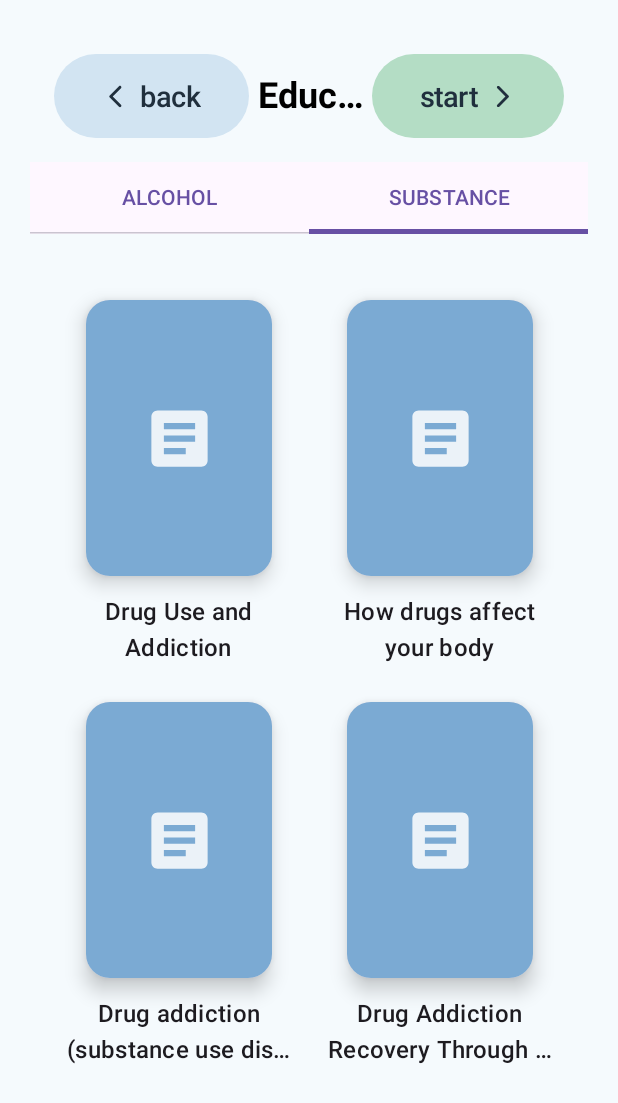
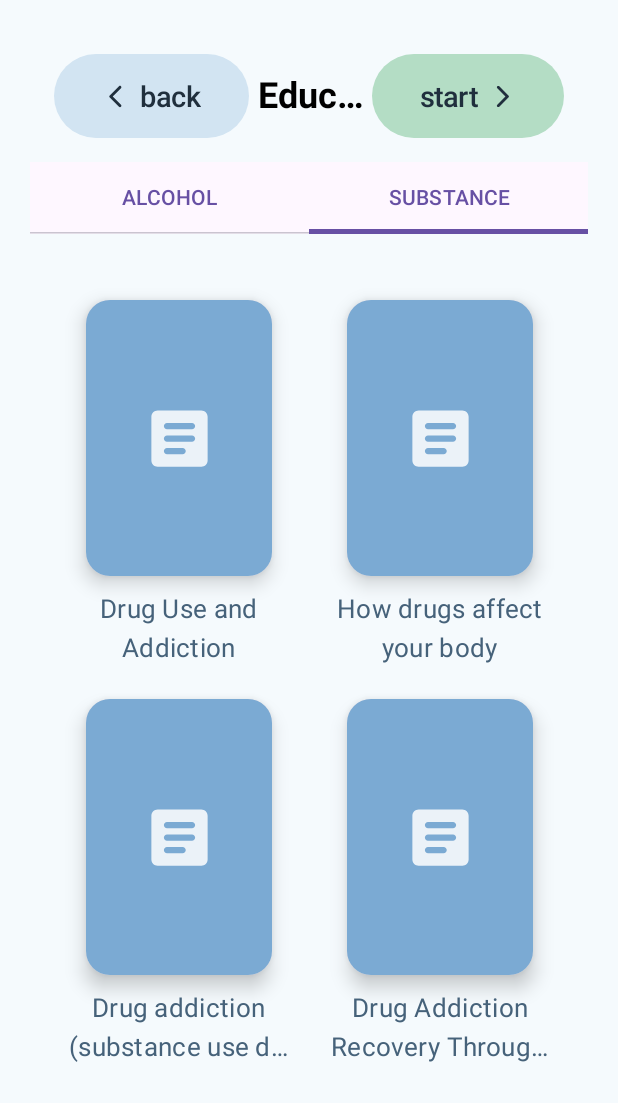
Before and after one commit to alcompilor/aidify, an Android app built with Jetpack Compose: the EducationalLibraryScreen screen opened through its navigation route, tab 2 chosen, on a phone screen of 412 x 824 dp. Shown: the top 1103 px of the screen. Run offline under Robolectric (Android 15) with nearby library versions, the phone set to English and light mode, and no system bars.

Commit message:
Due to merge issue

```diff
--- a/app/src/main/java/com/example/aidify/Navigator.kt
+++ b/app/src/main/java/com/example/aidify/Navigator.kt
@@ -6,6 +6,7 @@ import androidx.compose.animation.slideInHorizontally
 import androidx.compose.animation.slideOutHorizontally
 import androidx.compose.runtime.Composable
 import androidx.compose.ui.Modifier
+import androidx.lifecycle.viewmodel.compose.viewModel
 import androidx.navigation.NavHostController
 import androidx.navigation.compose.NavHost
 import androidx.navigation.compose.composable
@@ -66,8 +67,8 @@ fun Navigator(navController: NavHostController, modifier: Modifier = Modifier) {
             popEnterTransition = animations.popEnterTransition,
             popExitTransition = animations.popExitTransition
         ) {
-            val viewModel = EducationalLibraryViewModel()
-            EducationalLibraryScreen(viewModel, navController)
+            val educationalLibraryViewModel: EducationalLibraryViewModel = viewModel()
+            EducationalLibraryScreen(educationalLibraryViewModel, navController)
         }
     }
 }
--- a/app/src/main/java/com/example/aidify/screens/EducationalLibraryScreen.kt
+++ b/app/src/main/java/com/example/aidify/screens/EducationalLibraryScreen.kt
@@ -24,6 +24,7 @@ import androidx.compose.material3.TabRow
 import androidx.compose.material3.Text
 import androidx.compose.material3.TopAppBar
 import androidx.compose.runtime.Composable
+import androidx.compose.runtime.asIntState
 import androidx.compose.runtime.collectAsState
 import androidx.compose.runtime.getValue
 import androidx.compose.runtime.mutableStateOf
@@ -41,6 +42,7 @@ import com.example.aidify.models.CardCategory
 import com.example.aidify.models.EducationalLibraryCard
 import com.example.aidify.models.Route
 import com.example.aidify.ui.components.LibraryCard
+import com.example.aidify.ui.components.LibrarySection
 import com.example.aidify.ui.components.ModalCardDetails
 import com.example.aidify.ui.components.NextScreenBtn
 import com.example.aidify.ui.components.PrevScreenBtn
@@ -53,8 +55,8 @@ fun EducationalLibraryScreen(viewModel: EducationalLibraryViewModel, navControll
     val cardList by viewModel.cardList.collectAsState()
     val isModalOpen by viewModel.isModalOpen.collectAsState()
     val selectedCard by viewModel.selectedCard.collectAsState()
+    val currentTab by viewModel.currentTab.collectAsState()
 
-    var currentTab by remember { mutableStateOf(0) }
     val categoryTabs = listOf("ALCOHOL", "SUBSTANCE")
 
     if (isModalOpen) {
@@ -73,13 +75,13 @@ fun EducationalLibraryScreen(viewModel: EducationalLibraryViewModel, navControll
                 Tab(
                     text = { Text(title) },
                     selected = currentTab == index,
-                    onClick = { currentTab = index }
+                    onClick = { viewModel.switchTab(index) }
                 )
             }
         }
         when (currentTab) {
-            0 -> AlcoholSection(cardList = cardList, onCardSelected = { viewModel.selectCard(it) })
-            1 -> SubstanceSection(cardList = cardList, onCardSelected = { viewModel.selectCard(it) })
+            0 -> LibrarySection(cardList = cardList, onCardSelected = { viewModel.selectCard(it) }, category = CardCategory.ALCOHOL)
+            1 -> LibrarySection(cardList = cardList, onCardSelected = { viewModel.selectCard(it) }, category = CardCategory.SUBSTANCE)
         }
     }
 }
@@ -108,45 +110,3 @@ fun TopBar(navController: NavController) {
         NextScreenBtn("start", true, navController, route = Route.OpenQuestions)
     }
 }
-
-@Composable
-fun AlcoholSection(cardList: List<EducationalLibraryCard>, onCardSelected: (EducationalLibraryCard) -> Unit) {
-    LazyVerticalGrid(
-        columns = GridCells.Adaptive(minSize = 128.dp),
-        contentPadding = PaddingValues(16.dp),
-        horizontalArrangement = Arrangement.spacedBy(8.dp),
-        verticalArrangement = Arrangement.spacedBy(8.dp),
-    ) {
-        items(cardList.size) { index ->
-            val card = cardList[index]
-            if (card.category == CardCategory.ALCOHOL) {
-                LibraryCard(
-                    title = card.title,
-                    mediaType = card.mediaType,
-                    modifier = Modifier.clickable { onCardSelected(card) }
-                )
-            }
-        }
-    }
-}
-
-@Composable
-fun SubstanceSection(cardList: List<EducationalLibraryCard>, onCardSelected: (EducationalLibraryCard) -> Unit) {
-    LazyVerticalGrid(
-        columns = GridCells.Adaptive(minSize = 128.dp),
-        contentPadding = PaddingValues(16.dp),
-        horizontalArrangement = Arrangement.spacedBy(8.dp),
-        verticalArrangement = Arrangement.spacedBy(8.dp),
-    ) {
-        items(cardList.size) { index ->
-            val card = cardList[index]
-            if (card.category == CardCategory.SUBSTANCE) {
-                LibraryCard(
-                    title = card.title,
-                    mediaType = card.mediaType,
-                    modifier = Modifier.clickable { onCardSelected(card) }
-                )
-            }
-        }
-    }
-}
--- a/app/src/main/java/com/example/aidify/ui/components/LibraryCard.kt
+++ b/app/src/main/java/com/example/aidify/ui/components/LibraryCard.kt
@@ -6,6 +6,9 @@ import androidx.compose.foundation.border
 import androidx.compose.foundation.clickable
 import androidx.compose.foundation.layout.*
 import androidx.compose.foundation.shape.RoundedCornerShape
+import androidx.compose.material.icons.Icons
+import androidx.compose.material.icons.rounded.Article
+import androidx.compose.material.icons.rounded.PlayCircle
 import androidx.compose.material3.Card
 import androidx.compose.material3.CardDefaults
 import androidx.compose.material3.Icon
@@ -50,12 +53,10 @@ fun LibraryCard(
                 contentAlignment = Alignment.Center
             ) {
                 Icon(
-                    painter = painterResource(
-                        id = if (mediaType == CardMediaType.ARTICLE)
-                            R.drawable.baseline_article_16
-                        else
-                            R.drawable.baseline_play_circle_16
-                    ),
+                    imageVector = if (mediaType == CardMediaType.ARTICLE)
+                        Icons.Rounded.Article
+                    else
+                        Icons.Rounded.PlayCircle,
                     contentDescription = (if (mediaType == CardMediaType.ARTICLE)
                         R.string.article_icon_description
                     else
@@ -71,8 +72,8 @@ fun LibraryCard(
         Spacer(modifier = Modifier.height(4.dp))
         Text(
             text = title,
-            color = MaterialTheme.colorScheme.onSurface,
-            style = MaterialTheme.typography.titleMedium,
+            color = aidifyTheme.colors.secondaryText,
+            style = aidifyTheme.typography.paragraph,
             textAlign = TextAlign.Center,
             maxLines = 2,
             overflow = TextOverflow.Ellipsis,
--- /dev/null
+++ b/app/src/main/java/com/example/aidify/ui/components/LibrarySection.kt
@@ -0,0 +1,33 @@
+package com.example.aidify.ui.components
+
+import androidx.compose.foundation.clickable
+import androidx.compose.foundation.layout.Arrangement
+import androidx.compose.foundation.layout.PaddingValues
+import androidx.compose.foundation.lazy.grid.GridCells
+import androidx.compose.foundation.lazy.grid.LazyVerticalGrid
+import androidx.compose.runtime.Composable
+import androidx.compose.ui.Modifier
+import androidx.compose.ui.unit.dp
+import com.example.aidify.models.CardCategory
+import com.example.aidify.models.EducationalLibraryCard
+
+@Composable
+fun LibrarySection(cardList: List<EducationalLibraryCard>, onCardSelected: (EducationalLibraryCard) -> Unit, category: CardCategory) {
+    LazyVerticalGrid(
+        columns = GridCells.Adaptive(minSize = 128.dp),
+        contentPadding = PaddingValues(16.dp),
+        horizontalArrangement = Arrangement.spacedBy(8.dp),
+        verticalArrangement = Arrangement.spacedBy(8.dp),
+    ) {
+        items(cardList.size) { index ->
+            val card = cardList[index]
+            if (card.category == category) {
+                LibraryCard(
+                    title = card.title,
+                    mediaType = card.mediaType,
+                    modifier = Modifier.clickable { onCardSelected(card) }
+                )
+            }
+        }
+    }
+}
--- a/app/src/main/java/com/example/aidify/viewmodels/EducationalLibraryViewModel.kt
+++ b/app/src/main/java/com/example/aidify/viewmodels/EducationalLibraryViewModel.kt
@@ -1,6 +1,8 @@
 package com.example.aidify.viewmodels
 
 import androidx.compose.runtime.Composable
+import androidx.compose.runtime.MutableState
+import androidx.compose.runtime.mutableStateOf
 import androidx.compose.ui.Modifier
 import androidx.lifecycle.ViewModel
 import com.example.aidify.models.EducationalLibraryCard
@@ -19,6 +21,9 @@ class EducationalLibraryViewModel : ViewModel() {
     private val _isModalOpen = MutableStateFlow(false)
     val isModalOpen: StateFlow<Boolean> = _isModalOpen
 
+    private val _currentTab = MutableStateFlow(0)
+    val currentTab: StateFlow<Int> = _currentTab
+
     init {
         loadCardsContent()
     }
@@ -35,4 +40,8 @@ class EducationalLibraryViewModel : ViewModel() {
     fun closeModal() {
         _isModalOpen.value = false
     }
+
+    fun switchTab(i: Int) {
+        _currentTab.value = i
+    }
 }
```
